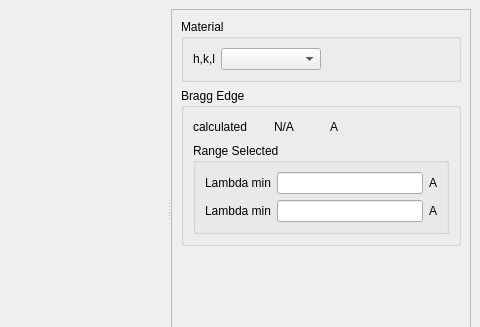
ornlneutronimaging/iBeatles, file designer/ui_fittingWindow.ui: the form before one commit; both pictures show x 742 to 1222 and y 0 to 327 of the 1222 by 772 pixel window.
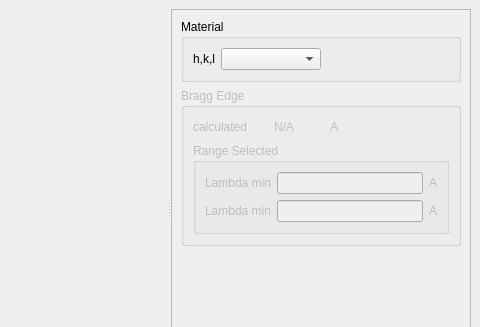
The form after the commit.

Commit message: Continue improving binding window

```diff
--- a/designer/ui_fittingWindow.ui
+++ b/designer/ui_fittingWindow.ui
@@ -124,7 +124,10 @@
             </widget>
            </item>
            <item>
-            <widget class="QGroupBox" name="groupBox_2">
+            <widget class="QGroupBox" name="groupBox">
+             <property name="enabled">
+              <bool>false</bool>
+             </property>
              <property name="sizePolicy">
               <sizepolicy hsizetype="Minimum" vsizetype="Preferred">
                <horstretch>0</horstretch>
```
Left out of the diff: 1 changed line with no effect on the pictures. The commit also changes 5 other files.
